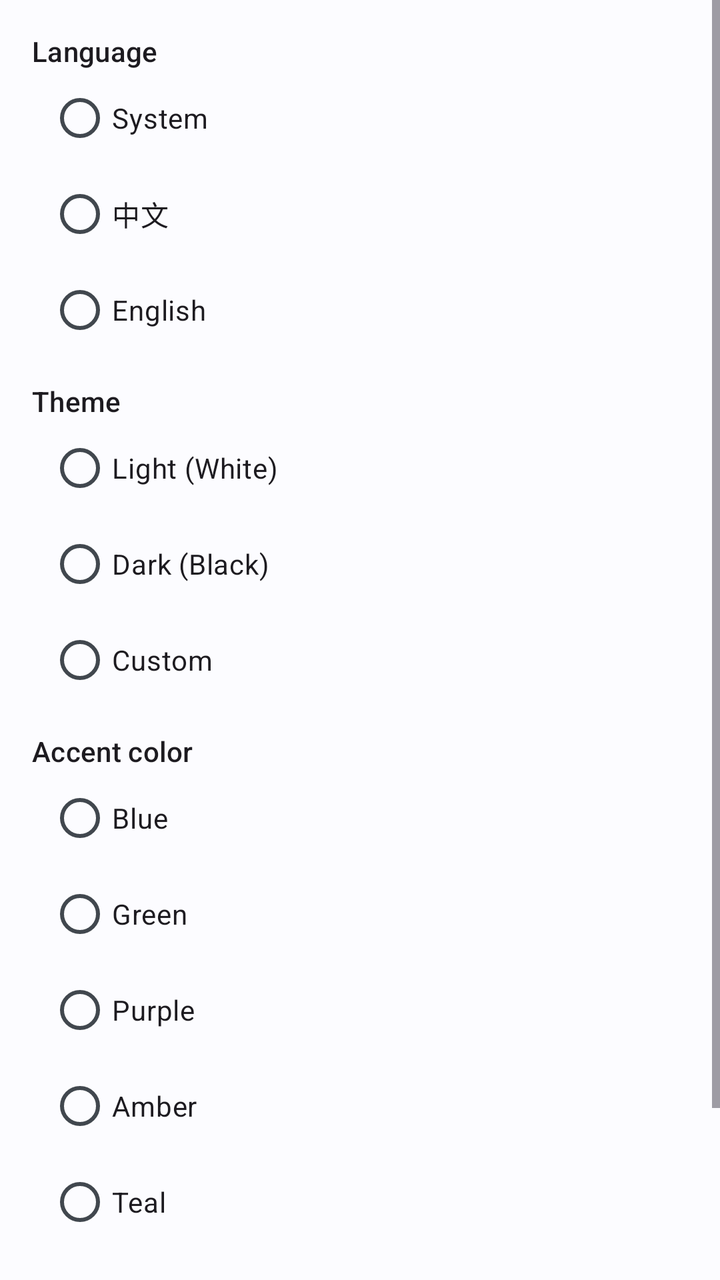
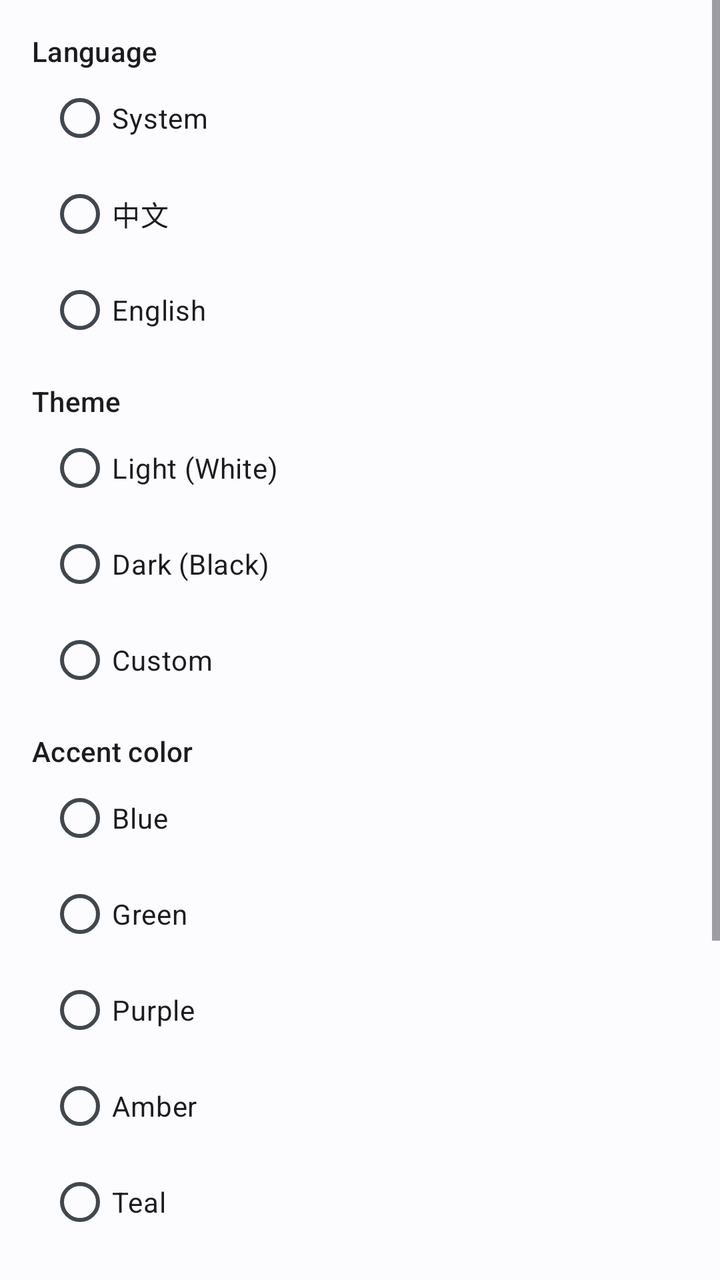

Before-and-after screenshots of an Android layout around one commit, followed by the original layout XML and the change that was made.
<!-- AndroidManifest.xml: application theme Theme.BlueLight -->
<!-- res/layout/dialog_settings.xml -->
<?xml version="1.0" encoding="utf-8"?>
<ScrollView xmlns:android="http://schemas.android.com/apk/res/android"
    android:layout_width="match_parent"
    android:layout_height="wrap_content">

    <LinearLayout
        android:layout_width="match_parent"
        android:layout_height="wrap_content"
        android:orientation="vertical"
        android:padding="16dp">

        <TextView
            style="@style/TextAppearance.Material3.TitleSmall"
            android:layout_width="match_parent"
            android:layout_height="wrap_content"
            android:text="@string/settings_language" />

        <RadioGroup
            android:id="@+id/rg_lang"
            android:layout_width="match_parent"
            android:layout_height="wrap_content"
            android:paddingStart="8dp">

            <RadioButton
                android:id="@+id/rb_lang_sys"
                android:layout_width="match_parent"
                android:layout_height="wrap_content"
                android:text="@string/lang_system" />

            <RadioButton
                android:id="@+id/rb_lang_zh"
                android:layout_width="match_parent"
                android:layout_height="wrap_content"
                android:text="@string/lang_zh" />

            <RadioButton
                android:id="@+id/rb_lang_en"
                android:layout_width="match_parent"
                android:layout_height="wrap_content"
                android:text="@string/lang_en" />
        </RadioGroup>

        <TextView
            style="@style/TextAppearance.Material3.TitleSmall"
            android:layout_width="match_parent"
            android:layout_height="wrap_content"
            android:layout_marginTop="12dp"
            android:text="@string/settings_theme" />

        <RadioGroup
            android:id="@+id/rg_theme"
            android:layout_width="match_parent"
            android:layout_height="wrap_content"
            android:paddingStart="8dp">

            <RadioButton
                android:id="@+id/rb_theme_light"
                android:layout_width="match_parent"
                android:layout_height="wrap_content"
                android:text="@string/theme_light" />

            <RadioButton
                android:id="@+id/rb_theme_dark"
                android:layout_width="match_parent"
                android:layout_height="wrap_content"
                android:text="@string/theme_dark" />

            <RadioButton
                android:id="@+id/rb_theme_custom"
                android:layout_width="match_parent"
                android:layout_height="wrap_content"
                android:text="@string/theme_custom" />
        </RadioGroup>

        <TextView
            style="@style/TextAppearance.Material3.TitleSmall"
            android:layout_width="match_parent"
            android:layout_height="wrap_content"
            android:layout_marginTop="12dp"
            android:text="@string/settings_accent" />

        <RadioGroup
            android:id="@+id/rg_accent"
            android:layout_width="match_parent"
            android:layout_height="wrap_content"
            android:paddingStart="8dp">

            <RadioButton
                android:id="@+id/rb_accent_blue"
                android:layout_width="match_parent"
                android:layout_height="wrap_content"
                android:text="@string/accent_blue" />

            <RadioButton
                android:id="@+id/rb_accent_green"
                android:layout_width="match_parent"
                android:layout_height="wrap_content"
                android:text="@string/accent_green" />

            <RadioButton
                android:id="@+id/rb_accent_purple"
                android:layout_width="match_parent"
                android:layout_height="wrap_content"
                android:text="@string/accent_purple" />

            <RadioButton
                android:id="@+id/rb_accent_amber"
                android:layout_width="match_parent"
                android:layout_height="wrap_content"
                android:text="@string/accent_amber" />

            <RadioButton
                android:id="@+id/rb_accent_teal"
                android:layout_width="match_parent"
                android:layout_height="wrap_content"
                android:text="@string/accent_teal" />
        </RadioGroup>

        <TextView
            style="@style/TextAppearance.Material3.TitleSmall"
            android:layout_width="match_parent"
            android:layout_height="wrap_content"
            android:layout_marginTop="16dp"
            android:text="@string/bg_change" />

        <LinearLayout
            android:layout_width="match_parent"
            android:layout_height="wrap_content"
            android:layout_marginTop="8dp"
            android:orientation="horizontal">

            <com.google.android.material.button.MaterialButton
                android:id="@+id/button_change_bg"
                style="@style/Widget.Material3.Button.TonalButton"
                android:layout_width="0dp"
                android:layout_height="wrap_content"
                android:layout_weight="1"
                android:text="@string/bg_change" />

            <com.google.android.material.button.MaterialButton
                android:id="@+id/button_reset_bg"
                style="@style/Widget.Material3.Button.OutlinedButton"
                android:layout_width="0dp"
                android:layout_height="wrap_content"
                android:layout_marginStart="8dp"
                android:layout_weight="1"
                android:text="@string/bg_reset" />
        </LinearLayout>
    </LinearLayout>
</ScrollView>
<!-- resources referenced by this layout -->
<resources>
  <string name="accent_amber">Amber</string>
  <string name="accent_blue">Blue</string>
  <string name="accent_green">Green</string>
  <string name="accent_purple">Purple</string>
  <string name="accent_teal">Teal</string>
  <string name="bg_change">Change background</string>
  <string name="bg_reset">Reset to default</string>
  <string name="lang_en">English</string>
  <string name="lang_system">System</string>
  <string name="lang_zh">中文</string>
  <string name="settings_accent">Accent color</string>
  <string name="settings_language">Language</string>
  <string name="settings_theme">Theme</string>
  <string name="theme_custom">Custom</string>
  <string name="theme_dark">Dark (Black)</string>
  <string name="theme_light">Light (White)</string>
  <style name="Theme.BlueLight" parent="Theme.Material3.DayNight.NoActionBar">
          <item name="colorPrimary">@color/primary</item>
          <item name="colorOnPrimary">@color/on_primary</item>
          <item name="colorPrimaryContainer">@color/primary_container</item>
          <item name="colorOnPrimaryContainer">@color/on_primary_container</item>
          <item name="colorSecondary">@color/secondary</item>
          <item name="colorOnSecondary">@color/on_secondary</item>
          <item name="colorSecondaryContainer">@color/secondary_container</item>
          <item name="colorOnSecondaryContainer">@color/on_secondary_container</item>
          <item name="colorTertiary">@color/tertiary</item>
          <item name="colorOnTertiary">@color/on_tertiary</item>
          <item name="colorTertiaryContainer">@color/tertiary_container</item>
          <item name="colorOnTertiaryContainer">@color/on_tertiary_container</item>
          <item name="android:colorBackground">@color/background</item>
          <item name="colorSurface">@color/surface</item>
          <item name="colorOnSurface">@color/on_surface</item>
          <item name="colorSurfaceVariant">@color/surface_variant</item>
          <item name="colorOnSurfaceVariant">@color/on_surface_variant</item>
          <item name="colorError">@color/error</item>
          <item name="colorOnError">@color/on_error</item>
          <item name="colorOutline">@color/outline</item>
          <item name="android:statusBarColor">@android:color/transparent</item>
          <item name="android:navigationBarColor">@android:color/transparent</item>
      </style>
  <color name="primary">#2862C9</color>
  <color name="on_primary">#FFFFFF</color>
  <color name="primary_container">#C7DBFF</color>
  <color name="on_primary_container">#001B3C</color>
  <color name="secondary">#4A6572</color>
  <color name="on_secondary">#FFFFFF</color>
  <color name="secondary_container">#CDE4EC</color>
  <color name="on_secondary_container">#051F27</color>
  <color name="tertiary">#5B5B92</color>
  <color name="on_tertiary">#FFFFFF</color>
  <color name="tertiary_container">#E1DEFF</color>
  <color name="on_tertiary_container">#171734</color>
  <color name="background">#FCFCFF</color>
  <color name="surface">#FCFCFF</color>
  <color name="on_surface">#1A1C1E</color>
  <color name="surface_variant">#DEE3EA</color>
  <color name="on_surface_variant">#41474E</color>
  <color name="error">#BA1A1A</color>
  <color name="on_error">#FFFFFF</color>
  <color name="outline">#71787F</color>
</resources>

<!-- the commit's change to res/layout/dialog_settings.xml (unified diff, before → after) -->
@@ -121,6 +121,28 @@
             android:layout_width="match_parent"
             android:layout_height="wrap_content"
             android:layout_marginTop="16dp"
+            android:text="@string/settings_console_title" />
+
+        <com.google.android.material.checkbox.MaterialCheckBox
+            android:id="@+id/check_pty_console"
+            android:layout_width="match_parent"
+            android:layout_height="wrap_content"
+            android:paddingStart="8dp"
+            android:text="@string/settings_pty_console" />
+
+        <TextView
+            style="@style/TextAppearance.Material3.BodySmall"
+            android:layout_width="match_parent"
+            android:layout_height="wrap_content"
+            android:paddingStart="8dp"
+            android:paddingEnd="8dp"
+            android:text="@string/settings_pty_console_hint" />
+
+        <TextView
+            style="@style/TextAppearance.Material3.TitleSmall"
+            android:layout_width="match_parent"
+            android:layout_height="wrap_content"
+            android:layout_marginTop="16dp"
             android:text="@string/bg_change" />
 
         <LinearLayout
<!-- resource entries referenced after the edit -->
@@ -11,7 +11,10 @@
   <string name="lang_system">System</string>
   <string name="lang_zh">中文</string>
   <string name="settings_accent">Accent color</string>
+  <string name="settings_console_title">Console</string>
   <string name="settings_language">Language</string>
+  <string name="settings_pty_console">PTY console mode</string>
+  <string name="settings_pty_console_hint">Runs the server through a pseudo-terminal so typed commands actually reach it. Turn this off to launch it the plain way instead.</string>
   <string name="settings_theme">Theme</string>
   <string name="theme_custom">Custom</string>
   <string name="theme_dark">Dark (Black)</string>
